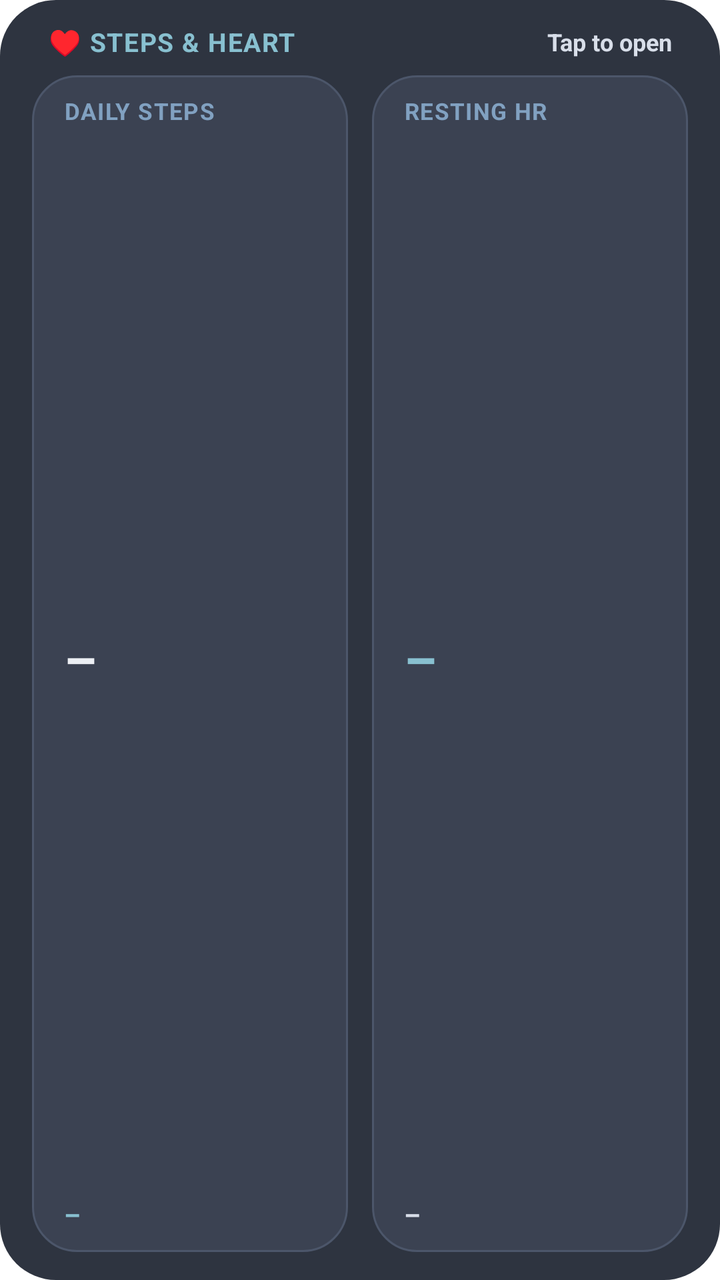
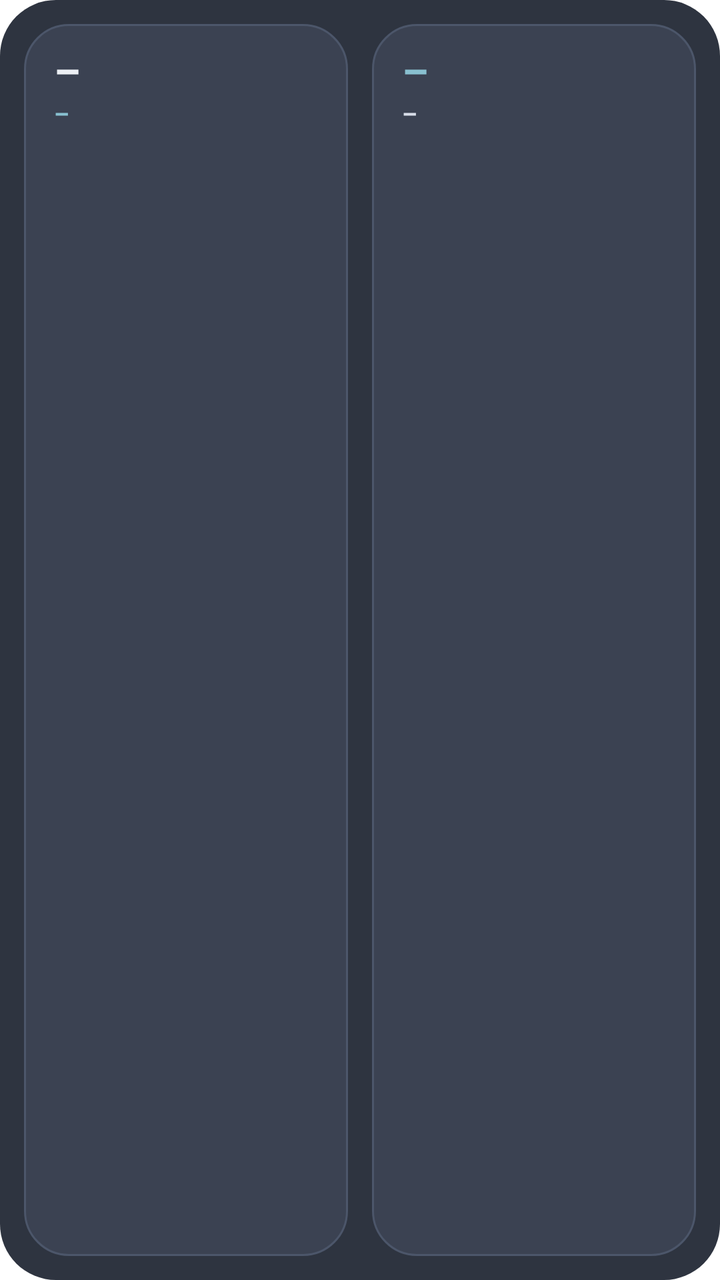

The first picture is an Android layout as it rendered before a commit; the second is the same layout after the commit. The layout source and the unified diff follow.
<!-- AndroidManifest.xml: fallback theme Theme.MaterialComponents.DayNight.NoActionBar -->
<!-- res/layout/widget_health_hub.xml -->
<?xml version="1.0" encoding="utf-8"?>
<LinearLayout xmlns:android="http://schemas.android.com/apk/res/android"
    android:id="@+id/widget_root"
    android:layout_width="match_parent"
    android:layout_height="match_parent"
    android:background="@drawable/widget_bg"
    android:orientation="vertical"
    android:paddingStart="16dp"
    android:paddingTop="12dp"
    android:paddingEnd="16dp"
    android:paddingBottom="14dp">

    
    <LinearLayout
        android:layout_width="match_parent"
        android:layout_height="wrap_content"
        android:gravity="center_vertical"
        android:orientation="horizontal"
        android:paddingStart="8dp"
        android:paddingEnd="8dp"
        android:paddingBottom="8dp">

        <TextView
            android:id="@+id/widget_title"
            android:layout_width="0dp"
            android:layout_height="wrap_content"
            android:layout_weight="1"
            android:ellipsize="end"
            android:letterSpacing="0.04"
            android:maxLines="1"
            android:text="♥ STEPS &amp; HEART"
            android:textColor="#88C0D0"
            android:textSize="13sp"
            android:textStyle="bold" />

        <TextView
            android:id="@+id/widget_updated"
            android:layout_width="wrap_content"
            android:layout_height="wrap_content"
            android:maxLines="1"
            android:text="Tap to open"
            android:textColor="#D8DEE9"
            android:textSize="12sp"
            android:textStyle="bold" />
    </LinearLayout>

    
    <LinearLayout
        android:layout_width="match_parent"
        android:layout_height="0dp"
        android:layout_weight="1"
        android:baselineAligned="false"
        android:orientation="horizontal">

        
        <LinearLayout
            android:layout_width="0dp"
            android:layout_height="match_parent"
            android:layout_marginEnd="6dp"
            android:layout_weight="1"
            android:background="@drawable/widget_panel_bg"
            android:orientation="vertical"
            android:paddingStart="16dp"
            android:paddingTop="10dp"
            android:paddingEnd="14dp"
            android:paddingBottom="10dp">

            <TextView
                android:id="@+id/widget_left_label"
                android:layout_width="match_parent"
                android:layout_height="wrap_content"
                android:ellipsize="end"
                android:letterSpacing="0.04"
                android:maxLines="1"
                android:text="DAILY STEPS"
                android:textColor="#81A1C1"
                android:textSize="11.5sp"
                android:textStyle="bold" />

            <TextView
                android:id="@+id/widget_left_main"
                android:layout_width="match_parent"
                android:layout_height="0dp"
                android:layout_weight="1"
                android:autoSizeMaxTextSize="26sp"
                android:autoSizeMinTextSize="17sp"
                android:autoSizeStepGranularity="1sp"
                android:autoSizeTextType="uniform"
                android:gravity="center_vertical"
                android:includeFontPadding="false"
                android:maxLines="1"
                android:text="–"
                android:textColor="#ECEFF4"
                android:textSize="25sp"
                android:textStyle="bold" />

            <TextView
                android:id="@+id/widget_left_sub"
                android:layout_width="match_parent"
                android:layout_height="wrap_content"
                android:autoSizeMaxTextSize="13.5sp"
                android:autoSizeMinTextSize="10.5sp"
                android:autoSizeStepGranularity="0.5sp"
                android:autoSizeTextType="uniform"
                android:ellipsize="end"
                android:maxLines="1"
                android:text="–"
                android:textColor="#88C0D0"
                android:textSize="13sp"
                android:textStyle="bold" />
        </LinearLayout>

        
        <LinearLayout
            android:layout_width="0dp"
            android:layout_height="match_parent"
            android:layout_marginStart="6dp"
            android:layout_weight="1"
            android:background="@drawable/widget_panel_bg"
            android:orientation="vertical"
            android:paddingStart="16dp"
            android:paddingTop="10dp"
            android:paddingEnd="14dp"
            android:paddingBottom="10dp">

            <TextView
                android:id="@+id/widget_right_label"
                android:layout_width="match_parent"
                android:layout_height="wrap_content"
                android:ellipsize="end"
                android:letterSpacing="0.04"
                android:maxLines="1"
                android:text="RESTING HR"
                android:textColor="#81A1C1"
                android:textSize="11.5sp"
                android:textStyle="bold" />

            <TextView
                android:id="@+id/widget_right_main"
                android:layout_width="match_parent"
                android:layout_height="0dp"
                android:layout_weight="1"
                android:autoSizeMaxTextSize="26sp"
                android:autoSizeMinTextSize="17sp"
                android:autoSizeStepGranularity="1sp"
                android:autoSizeTextType="uniform"
                android:gravity="center_vertical"
                android:includeFontPadding="false"
                android:maxLines="1"
                android:text="–"
                android:textColor="#88C0D0"
                android:textSize="25sp"
                android:textStyle="bold" />

            <TextView
                android:id="@+id/widget_right_sub"
                android:layout_width="match_parent"
                android:layout_height="wrap_content"
                android:autoSizeMaxTextSize="13.5sp"
                android:autoSizeMinTextSize="10.5sp"
                android:autoSizeStepGranularity="0.5sp"
                android:autoSizeTextType="uniform"
                android:ellipsize="end"
                android:maxLines="1"
                android:text="–"
                android:textColor="#D8DEE9"
                android:textSize="13sp"
                android:textStyle="bold" />
        </LinearLayout>
    </LinearLayout>
</LinearLayout>
<!-- resources referenced by this layout -->
<resources>
  <!-- drawable widget_bg (drawable) -->
  <?xml version="1.0" encoding="utf-8"?>
  <shape xmlns:android="http://schemas.android.com/apk/res/android"
      android:shape="rectangle">
      
      <solid android:color="#2E3440" />
      <corners android:radius="28dp" />
  </shape>
  <!-- drawable widget_panel_bg (drawable) -->
  <?xml version="1.0" encoding="utf-8"?>
  <shape xmlns:android="http://schemas.android.com/apk/res/android"
      android:shape="rectangle">
      
      <solid android:color="#3B4252" />
      <corners android:radius="22dp" />
      <stroke
          android:width="1dp"
          android:color="#4C566A" />
  </shape>
</resources>

<!-- the commit's change to res/layout/widget_health_hub.xml (unified diff, before → after) -->
@@ -4,168 +4,119 @@
     android:layout_width="match_parent"
     android:layout_height="match_parent"
     android:background="@drawable/widget_bg"
-    android:orientation="vertical"
-    android:paddingStart="16dp"
-    android:paddingTop="12dp"
-    android:paddingEnd="16dp"
-    android:paddingBottom="14dp">
+    android:baselineAligned="false"
+    android:orientation="horizontal"
+    android:padding="12dp">
 
     
     <LinearLayout
-        android:layout_width="match_parent"
-        android:layout_height="wrap_content"
-        android:gravity="center_vertical"
-        android:orientation="horizontal"
-        android:paddingStart="8dp"
-        android:paddingEnd="8dp"
-        android:paddingBottom="8dp">
+        android:layout_width="0dp"
+        android:layout_height="match_parent"
+        android:layout_marginEnd="6dp"
+        android:layout_weight="1"
+        android:background="@drawable/widget_panel_bg"
+        android:orientation="vertical"
+        android:paddingStart="15dp"
+        android:paddingTop="12dp"
+        android:paddingEnd="15dp"
+        android:paddingBottom="12dp">
 
         <TextView
-            android:id="@+id/widget_title"
-            android:layout_width="0dp"
+            android:id="@+id/widget_left_main"
+            android:layout_width="match_parent"
             android:layout_height="wrap_content"
-            android:layout_weight="1"
+            android:autoSizeMaxTextSize="22sp"
+            android:autoSizeMinTextSize="15sp"
+            android:autoSizeStepGranularity="1sp"
+            android:autoSizeTextType="uniform"
             android:ellipsize="end"
-            android:letterSpacing="0.04"
+            android:includeFontPadding="false"
             android:maxLines="1"
-            android:text="♥ STEPS &amp; HEART"
-            android:textColor="#88C0D0"
-            android:textSize="13sp"
+            android:text="–"
+            android:textColor="#ECEFF4"
+            android:textSize="21sp"
             android:textStyle="bold" />
 
         <TextView
-            android:id="@+id/widget_updated"
-            android:layout_width="wrap_content"
+            android:id="@+id/widget_left_sub"
+            android:layout_width="match_parent"
             android:layout_height="wrap_content"
+            android:layout_marginTop="2dp"
+            android:autoSizeMaxTextSize="12.5sp"
+            android:autoSizeMinTextSize="10sp"
+            android:autoSizeStepGranularity="0.5sp"
+            android:autoSizeTextType="uniform"
+            android:ellipsize="end"
+            android:includeFontPadding="false"
             android:maxLines="1"
-            android:text="Tap to open"
-            android:textColor="#D8DEE9"
+            android:text="–"
+            android:textColor="#88C0D0"
             android:textSize="12sp"
             android:textStyle="bold" />
+
+        <ImageView
+            android:id="@+id/widget_left_chart"
+            android:layout_width="match_parent"
+            android:layout_height="0dp"
+            android:layout_marginTop="8dp"
+            android:layout_weight="1"
+            android:contentDescription="@null"
+            android:scaleType="fitXY" />
     </LinearLayout>
 
     
     <LinearLayout
-        android:layout_width="match_parent"
-        android:layout_height="0dp"
+        android:layout_width="0dp"
+        android:layout_height="match_parent"
+        android:layout_marginStart="6dp"
         android:layout_weight="1"
-        android:baselineAligned="false"
-        android:orientation="horizontal">
+        android:background="@drawable/widget_panel_bg"
+        android:orientation="vertical"
+        android:paddingStart="15dp"
+        android:paddingTop="12dp"
+        android:paddingEnd="15dp"
+        android:paddingBottom="12dp">
 
-        
-        <LinearLayout
-            android:layout_width="0dp"
-            android:layout_height="match_parent"
-            android:layout_marginEnd="6dp"
+        <TextView
+            android:id="@+id/widget_right_main"
+            android:layout_width="match_parent"
+            android:layout_height="wrap_content"
+            android:autoSizeMaxTextSize="22sp"
+            android:autoSizeMinTextSize="15sp"
+            android:autoSizeStepGranularity="1sp"
+            android:autoSizeTextType="uniform"
+            android:ellipsize="end"
+            android:includeFontPadding="false"
+            android:maxLines="1"
+            android:text="–"
+            android:textColor="#88C0D0"
+            android:textSize="21sp"
+            android:textStyle="bold" />
+
+        <TextView
+            android:id="@+id/widget_right_sub"
+            android:layout_width="match_parent"
+            android:layout_height="wrap_content"
+            android:layout_marginTop="2dp"
+            android:autoSizeMaxTextSize="12.5sp"
+            android:autoSizeMinTextSize="10sp"
+            android:autoSizeStepGranularity="0.5sp"
+            android:autoSizeTextType="uniform"
+            android:ellipsize="end"
+            android:includeFontPadding="false"
+            android:maxLines="1"
+            android:text="–"
+            android:textColor="#D8DEE9"
+            android:textSize="12sp"
+            android:textStyle="bold" />
+
+        <ImageView
+            android:id="@+id/widget_right_chart"
+            android:layout_width="match_parent"
+            android:layout_height="0dp"
+            android:layout_marginTop="8dp"
             android:layout_weight="1"
-            android:background="@drawable/widget_panel_bg"
-            android:orientation="vertical"
-            android:paddingStart="16dp"
-            android:paddingTop="10dp"
-            android:paddingEnd="14dp"
-            android:paddingBottom="10dp">
-
-            <TextView
-                android:id="@+id/widget_left_label"
-                android:layout_width="match_parent"
-                android:layout_height="wrap_content"
-                android:ellipsize="end"
-                android:letterSpacing="0.04"
-                android:maxLines="1"
-                android:text="DAILY STEPS"
-                android:textColor="#81A1C1"
-                android:textSize="11.5sp"
-                android:textStyle="bold" />
-
-            <TextView
-                android:id="@+id/widget_left_main"
-                android:layout_width="match_parent"
-                android:layout_height="0dp"
-                android:layout_weight="1"
-                android:autoSizeMaxTextSize="26sp"
-                android:autoSizeMinTextSize="17sp"
-                android:autoSizeStepGranularity="1sp"
-                android:autoSizeTextType="uniform"
-                android:gravity="center_vertical"
-                android:includeFontPadding="false"
-                android:maxLines="1"
-                android:text="–"
-                android:textColor="#ECEFF4"
-                android:textSize="25sp"
-                android:textStyle="bold" />
-
-            <TextView
-                android:id="@+id/widget_left_sub"
-                android:layout_width="match_parent"
-                android:layout_height="wrap_content"
-                android:autoSizeMaxTextSize="13.5sp"
-                android:autoSizeMinTextSize="10.5sp"
-                android:autoSizeStepGranularity="0.5sp"
-                android:autoSizeTextType="uniform"
-                android:ellipsize="end"
-                android:maxLines="1"
-                android:text="–"
-                android:textColor="#88C0D0"
-                android:textSize="13sp"
-                android:textStyle="bold" />
-        </LinearLayout>
-
-        
-        <LinearLayout
-            android:layout_width="0dp"
-            android:layout_height="match_parent"
-            android:layout_marginStart="6dp"
-            android:layout_weight="1"
-            android:background="@drawable/widget_panel_bg"
-            android:orientation="vertical"
-            android:paddingStart="16dp"
-            android:paddingTop="10dp"
-            android:paddingEnd="14dp"
-            android:paddingBottom="10dp">
-
-            <TextView
-                android:id="@+id/widget_right_label"
-                android:layout_width="match_parent"
-                android:layout_height="wrap_content"
-                android:ellipsize="end"
-                android:letterSpacing="0.04"
-                android:maxLines="1"
-                android:text="RESTING HR"
-                android:textColor="#81A1C1"
-                android:textSize="11.5sp"
-                android:textStyle="bold" />
-
-            <TextView
-                android:id="@+id/widget_right_main"
-                android:layout_width="match_parent"
-                android:layout_height="0dp"
-                android:layout_weight="1"
-                android:autoSizeMaxTextSize="26sp"
-                android:autoSizeMinTextSize="17sp"
-                android:autoSizeStepGranularity="1sp"
-                android:autoSizeTextType="uniform"
-                android:gravity="center_vertical"
-                android:includeFontPadding="false"
-                android:maxLines="1"
-                android:text="–"
-                android:textColor="#88C0D0"
-                android:textSize="25sp"
-                android:textStyle="bold" />
-
-            <TextView
-                android:id="@+id/widget_right_sub"
-                android:layout_width="match_parent"
-                android:layout_height="wrap_content"
-                android:autoSizeMaxTextSize="13.5sp"
-                android:autoSizeMinTextSize="10.5sp"
-                android:autoSizeStepGranularity="0.5sp"
-                android:autoSizeTextType="uniform"
-                android:ellipsize="end"
-                android:maxLines="1"
-                android:text="–"
-                android:textColor="#D8DEE9"
-                android:textSize="13sp"
-                android:textStyle="bold" />
-        </LinearLayout>
+            android:contentDescription="@null"
+            android:scaleType="fitXY" />
     </LinearLayout>
 </LinearLayout>
